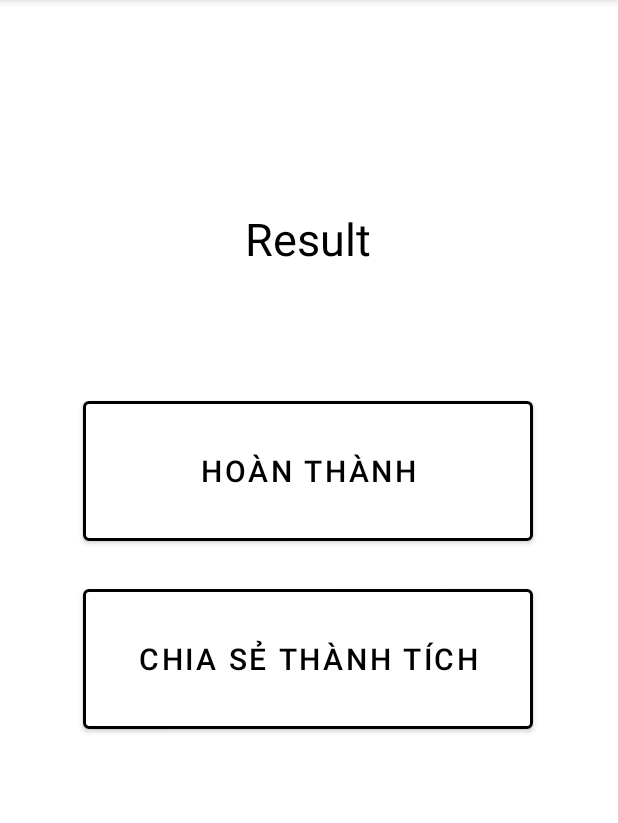
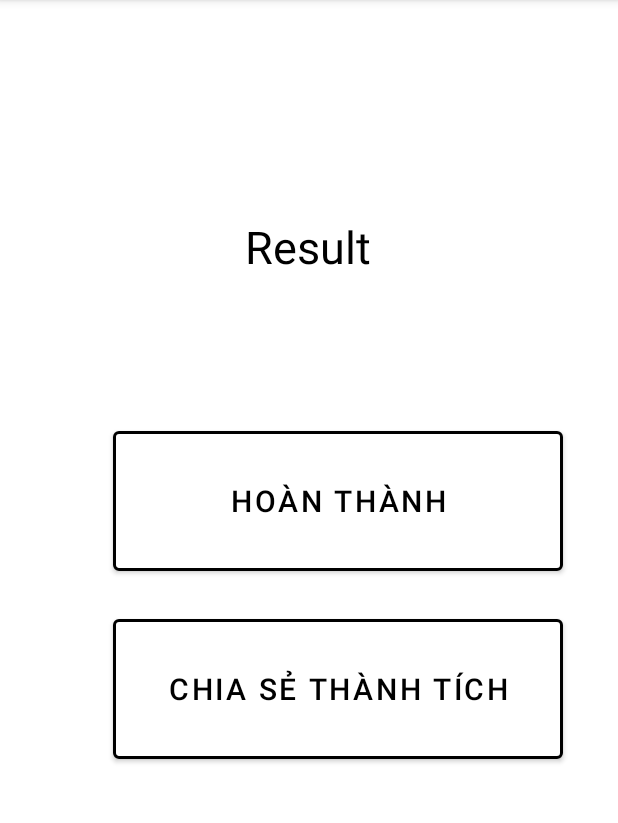
Before and after one commit to minhkli/LapTrinhDiDongFinalQuizz, an Android app: the fragment ResultFragment shown on its own in the app's theme, on a phone screen of 412 x 824 dp, the part 84-907 px from its top. Run offline under Robolectric (Android 15) with nearby library versions, the phone set to English and light mode, and no system bars.

Commit message:
Phan Nguyen

```diff
--- a/app/src/main/java/com/example/quizzfinal/TotalFragment.java
+++ b/app/src/main/java/com/example/quizzfinal/ResultFragment.java
@@ -10,10 +10,10 @@ import android.view.ViewGroup;
 
 /**
  * A simple {@link Fragment} subclass.
- * Use the {@link TotalFragment#newInstance} factory method to
+ * Use the {@link ResultFragment#newInstance} factory method to
  * create an instance of this fragment.
  */
-public class TotalFragment extends Fragment {
+public class ResultFragment extends Fragment {
 
     // TODO: Rename parameter arguments, choose names that match
     // the fragment initialization parameters, e.g. ARG_ITEM_NUMBER
@@ -24,7 +24,7 @@ public class TotalFragment extends Fragment {
     private String mParam1;
     private String mParam2;
 
-    public TotalFragment() {
+    public ResultFragment() {
         // Required empty public constructor
     }
 
@@ -34,11 +34,11 @@ public class TotalFragment extends Fragment {
      *
      * @param param1 Parameter 1.
      * @param param2 Parameter 2.
-     * @return A new instance of fragment TotalFragment.
+     * @return A new instance of fragment ResultFragment.
      */
     // TODO: Rename and change types and number of parameters
-    public static TotalFragment newInstance(String param1, String param2) {
-        TotalFragment fragment = new TotalFragment();
+    public static ResultFragment newInstance(String param1, String param2) {
+        ResultFragment fragment = new ResultFragment();
         Bundle args = new Bundle();
         args.putString(ARG_PARAM1, param1);
         args.putString(ARG_PARAM2, param2);
@@ -59,6 +59,6 @@ public class TotalFragment extends Fragment {
     public View onCreateView(LayoutInflater inflater, ViewGroup container,
                              Bundle savedInstanceState) {
         // Inflate the layout for this fragment
-        return inflater.inflate(R.layout.fragment_total, container, false);
+        return inflater.inflate(R.layout.fragment_result, container, false);
     }
 }
--- a/app/src/main/res/layout/fragment_total.xml
+++ b/app/src/main/res/layout/fragment_result.xml
@@ -1,11 +1,10 @@
 <?xml version="1.0" encoding="utf-8"?>
 <androidx.constraintlayout.widget.ConstraintLayout xmlns:android="http://schemas.android.com/apk/res/android"
-    xmlns:app="http://schemas.android.com/apk/res-auto"
     xmlns:tools="http://schemas.android.com/tools"
     android:layout_width="match_parent"
     android:layout_height="match_parent"
-    android:id="@+id/questionFragment"
-    tools:context=".QuestionFragment">
+    xmlns:app="http://schemas.android.com/apk/res-auto"
+    tools:context=".ResultFragment">
 
     <TextView
         android:id="@+id/result"
@@ -22,7 +21,7 @@
         app:layout_constraintHorizontal_bias="0.498"
         app:layout_constraintStart_toStartOf="parent"
         app:layout_constraintTop_toTopOf="parent"
-        app:layout_constraintVertical_bias="0.246" />
+        app:layout_constraintVertical_bias="0.247" />
 
     <com.google.android.material.button.MaterialButton
         android:id="@+id/complt"
@@ -36,7 +35,7 @@
         android:textSize="20sp"
         app:layout_constraintBottom_toTopOf="@+id/share_point"
         app:layout_constraintEnd_toEndOf="parent"
-        app:layout_constraintHorizontal_bias="0.495"
+        app:layout_constraintHorizontal_bias="0.675"
         app:layout_constraintStart_toStartOf="parent"
         app:strokeColor="@color/black"
         app:strokeWidth="2dp" />
@@ -46,14 +45,14 @@
         android:layout_width="300dp"
         android:layout_height="105dp"
         android:layout_alignParentEnd="true"
-        android:layout_marginBottom="276dp"
+        android:layout_marginBottom="256dp"
         android:backgroundTint="@color/white"
         android:text="Chia sẻ thành tích"
         android:textColor="@color/black"
         android:textSize="20sp"
         app:layout_constraintBottom_toBottomOf="parent"
         app:layout_constraintEnd_toEndOf="parent"
-        app:layout_constraintHorizontal_bias="0.495"
+        app:layout_constraintHorizontal_bias="0.675"
         app:layout_constraintStart_toStartOf="parent"
         app:strokeColor="@color/black"
         app:strokeWidth="2dp" />
```
